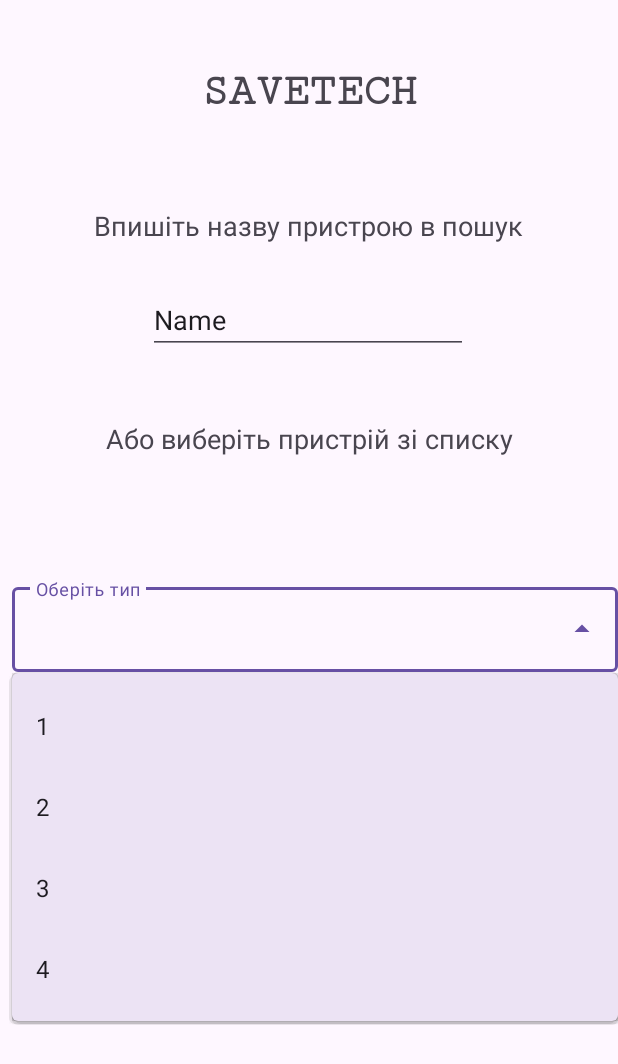
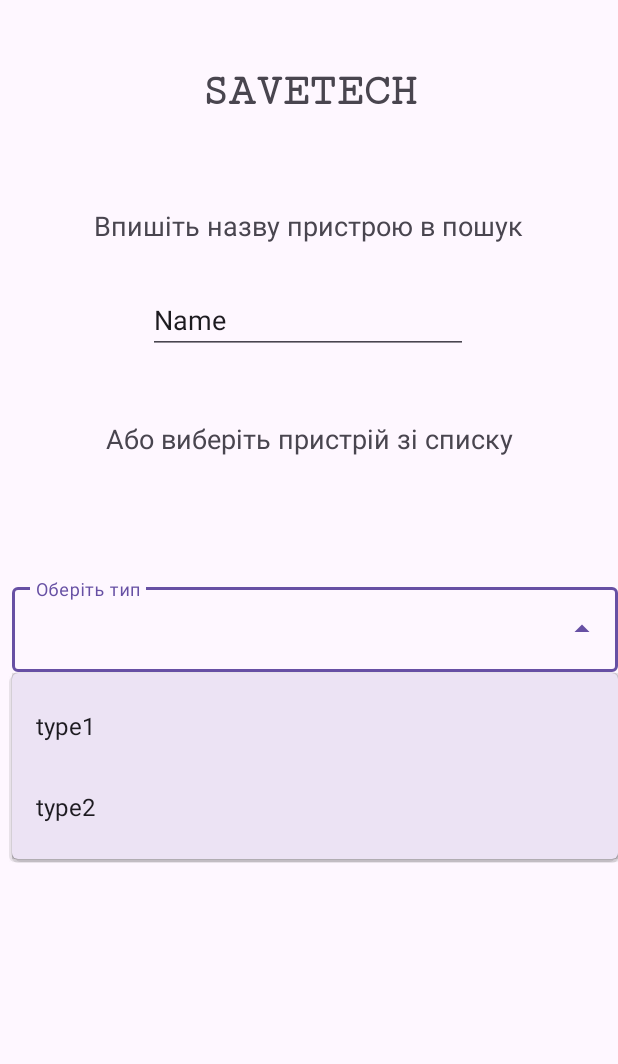
Before and after one commit to teract10s/int20h, an Android app: the screen it shows after launch (MainActivity), after a tap on an icon or button, on a phone screen of 412 x 824 dp. Shown: the top 1064 px of the screen. Run offline under Robolectric (Android 15) with nearby library versions, the phone set to English and light mode, and no system bars.

Commit message:
added possibility to change type

```diff
--- a/app/src/main/java/com/example/int20h/MainActivity.kt
+++ b/app/src/main/java/com/example/int20h/MainActivity.kt
@@ -8,17 +8,21 @@ import android.widget.AdapterView
 import android.widget.ArrayAdapter
 import android.widget.AutoCompleteTextView
 import android.widget.Toast
+import com.example.int20h.repository.DeviceRepositoryListImpl
+import com.example.int20h.service.DeviceService
 
 class MainActivity : AppCompatActivity() {
+    val deviceService = DeviceService(DeviceRepositoryListImpl())
+
     override fun onCreate(savedInstanceState: Bundle?) {
         super.onCreate(savedInstanceState)
         setContentView(R.layout.activity_main)
 
-        val items = listOf("1", "2", "3", "4")
+        val typeItems = deviceService.types
         val autoComplete : AutoCompleteTextView = findViewById(R.id.auto_complete)
-        val adapter = ArrayAdapter(this,R.layout.list_item,items)
+        val typeAdapter = ArrayAdapter(this,R.layout.list_item,typeItems)
 
-        autoComplete.setAdapter(adapter)
+        autoComplete.setAdapter(typeAdapter)
         autoComplete.onItemClickListener = AdapterView.OnItemClickListener {
                 adapterView, view, i, l ->
 
```
Also changed, not shown: app/src/main/res/babymonitors.csv (added, +6 -0 lines).
